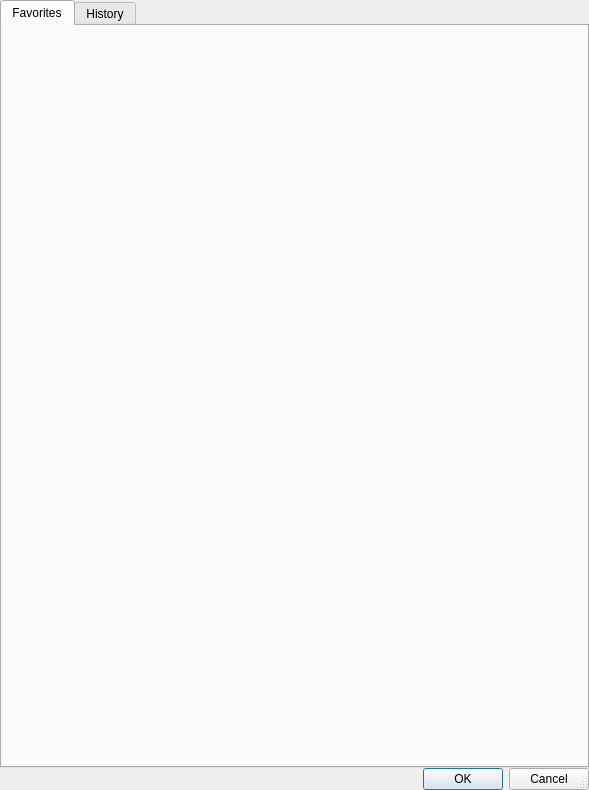
MITK/MITK, file Plugins/org.mitk.gui.qt.datastorageviewertest/src/QmitkNodeSelectionDialog.ui: the form before one commit.
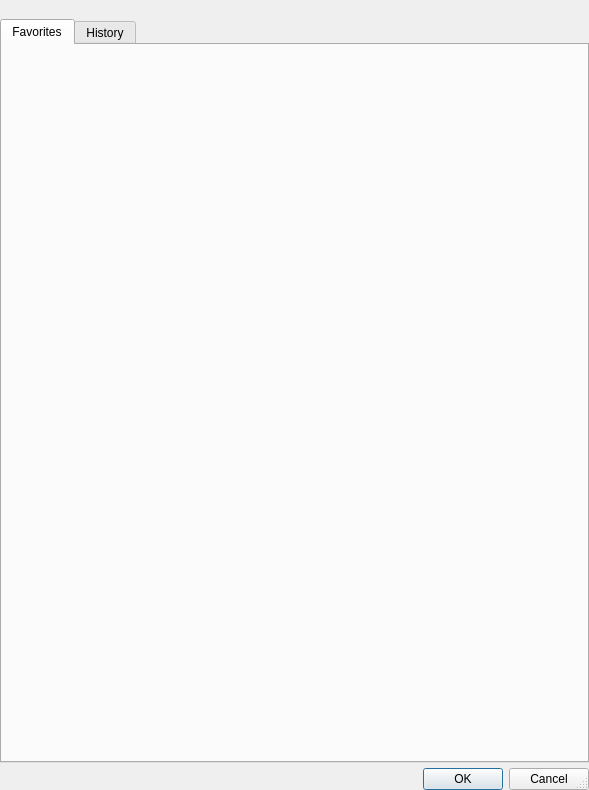
The form after the commit.

Commit message: Advanced draft of selection widgets (single / multi) Extended test plugin.

Patch:
```diff
--- a/Plugins/org.mitk.gui.qt.datastorageviewertest/src/QmitkNodeSelectionDialog.ui
+++ b/Plugins/org.mitk.gui.qt.datastorageviewertest/src/QmitkNodeSelectionDialog.ui
@@ -21,7 +21,7 @@
   </property>
   <layout class="QVBoxLayout" name="verticalLayout">
    <property name="spacing">
-    <number>0</number>
+    <number>5</number>
    </property>
    <property name="leftMargin">
     <number>0</number>
@@ -35,6 +35,16 @@
    <property name="bottomMargin">
     <number>0</number>
    </property>
+   <item>
+    <widget class="QLabel" name="hint">
+     <property name="text">
+      <string/>
+     </property>
+     <property name="wordWrap">
+      <bool>true</bool>
+     </property>
+    </widget>
+   </item>
    <item>
     <widget class="QTabWidget" name="tabWidget">
      <property name="currentIndex">
```
The commit also changes 15 other files.
